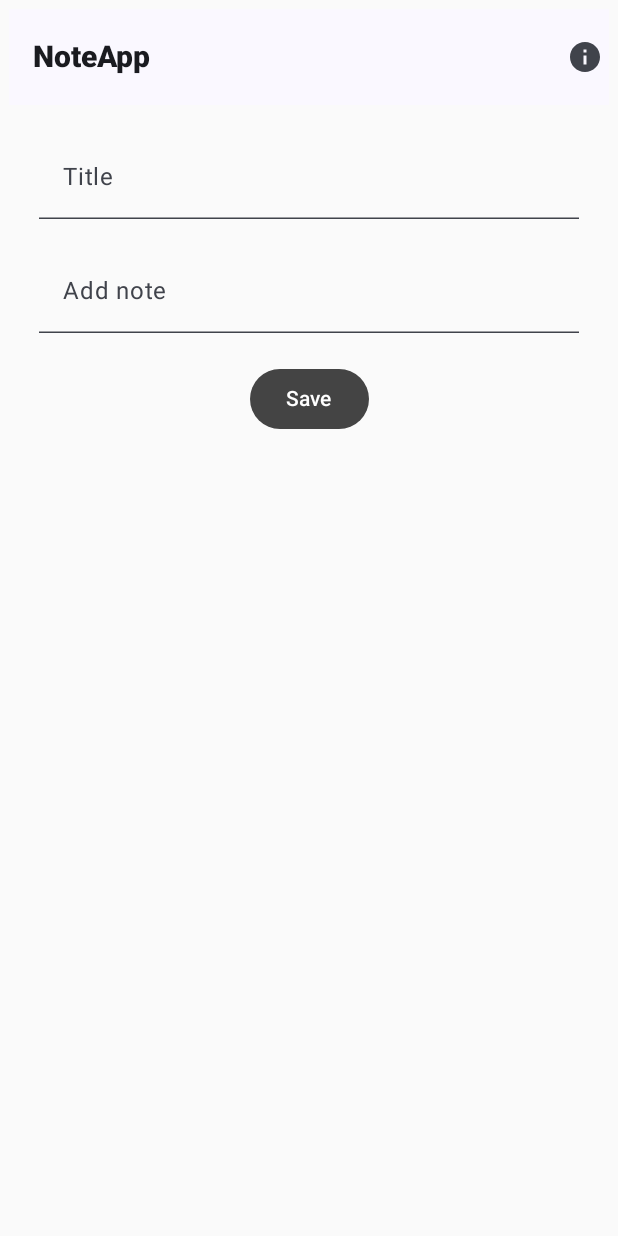
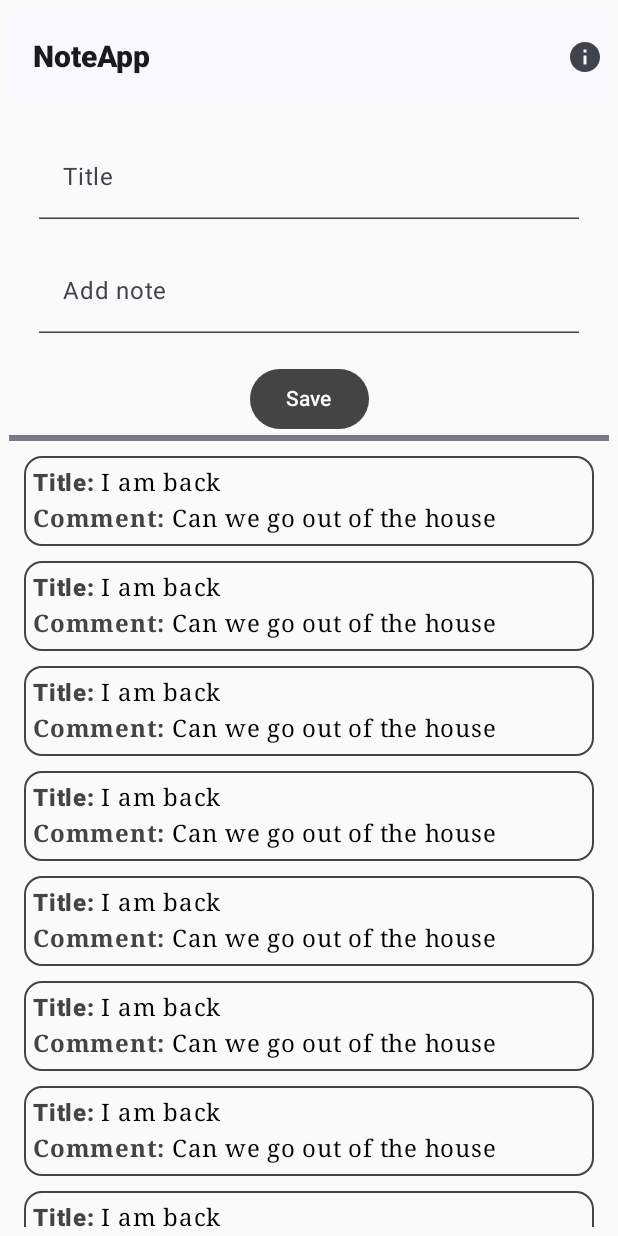
Before and after one commit to ola2024/noteapp, an Android app built with Jetpack Compose: the screen it shows after launch (MainActivity), on a phone screen of 412 x 824 dp. Run offline under Robolectric (Android 15) with nearby library versions, the phone set to English and light mode, and no system bars.

Commit message:
adding data to the lazy column

```diff
--- /dev/null
+++ b/app/src/main/java/com/example/noteapp/model/items.kt
@@ -0,0 +1,89 @@
+package com.example.noteapp.model
+
+data class items(
+    val title:String,
+    val comment:String
+)
+
+fun dummyDate() = listOf(
+    items(
+        title = "I am back",
+        comment = "Can we go out of the house"
+    ),
+    items(
+        title = "I am back",
+        comment = "Can we go out of the house"
+    ),
+    items(
+        title = "I am back",
+        comment = "Can we go out of the house"
+    ),
+    items(
+        title = "I am back",
+        comment = "Can we go out of the house"
+    ),
+    items(
+        title = "I am back",
+        comment = "Can we go out of the house"
+    ),
+    items(
+        title = "I am back",
+        comment = "Can we go out of the house"
+    ),
+    items(
+        title = "I am back",
+        comment = "Can we go out of the house"
+    ),
+    items(
+        title = "I am back",
+        comment = "Can we go out of the house"
+    ),
+    items(
+        title = "I am back",
+        comment = "Can we go out of the house"
+    ),
+    items(
+        title = "I am back",
+        comment = "Can we go out of the house"
+    ),
+    items(
+        title = "I am back",
+        comment = "Can we go out of the house"
+    ),
+    items(
+        title = "I am back",
+        comment = "Can we go out of the house"
+    ),
+    items(
+        title = "I am back",
+        comment = "Can we go out of the house"
+    ),
+    items(
+        title = "I am back",
+        comment = "Can we go out of the house"
+    ),
+    items(
+        title = "I am back",
+        comment = "Can we go out of the house"
+    ),
+    items(
+        title = "I am back",
+        comment = "Can we go out of the house"
+    ),
+    items(
+        title = "I am back",
+        comment = "Can we go out of the house"
+    ),
+    items(
+        title = "I am back",
+        comment = "Can we go out of the house"
+    ),
+    items(
+        title = "I am back",
+        comment = "Can we go out of the house"
+    ),
+    items(
+        title = "I am back",
+        comment = "Can we go out of the house"
+    )
+)
--- a/app/src/main/java/com/example/noteapp/screen/NoteScreen.kt
+++ b/app/src/main/java/com/example/noteapp/screen/NoteScreen.kt
@@ -1,15 +1,21 @@
 package com.example.noteapp.screen
 
 import androidx.compose.animation.AnimatedVisibility
+import androidx.compose.foundation.BorderStroke
 import androidx.compose.foundation.clickable
 import androidx.compose.foundation.layout.Arrangement
 import androidx.compose.foundation.layout.Column
 import androidx.compose.foundation.layout.fillMaxWidth
 import androidx.compose.foundation.layout.padding
+import androidx.compose.foundation.lazy.LazyColumn
+import androidx.compose.foundation.lazy.items
 import androidx.compose.material.icons.Icons
 import androidx.compose.material.icons.filled.Info
 import androidx.compose.material3.Button
 import androidx.compose.material3.ButtonDefaults
+import androidx.compose.material3.Card
+import androidx.compose.material3.CardDefaults
+import androidx.compose.material3.Divider
 import androidx.compose.material3.ExperimentalMaterial3Api
 import androidx.compose.material3.Icon
 import androidx.compose.material3.Text
@@ -22,19 +28,26 @@ import androidx.compose.ui.Alignment
 import androidx.compose.ui.Modifier
 import androidx.compose.ui.graphics.Color
 import androidx.compose.ui.res.stringResource
+import androidx.compose.ui.text.SpanStyle
 import androidx.compose.ui.text.TextStyle
+import androidx.compose.ui.text.buildAnnotatedString
 import androidx.compose.ui.text.font.FontFamily
 import androidx.compose.ui.text.font.FontStyle
 import androidx.compose.ui.text.font.FontWeight
+import androidx.compose.ui.text.withStyle
 import androidx.compose.ui.tooling.preview.Preview
 import androidx.compose.ui.unit.dp
 import androidx.compose.ui.unit.sp
 import com.example.noteapp.R
 import com.example.noteapp.common.InputTextField
+import com.example.noteapp.model.dummyDate
+import com.example.noteapp.model.items
 
 @OptIn(ExperimentalMaterial3Api::class)
 @Composable
-fun NoteScreen() {
+fun NoteScreen(
+    itemList: List<items> = dummyDate()
+) {
     val expanded = remember {
         mutableStateOf(false)
     }
@@ -74,7 +87,8 @@ fun NoteScreen() {
         )
         Column(
             modifier = Modifier.fillMaxWidth(),
-            horizontalAlignment = Alignment.CenterHorizontally
+            horizontalAlignment = Alignment.CenterHorizontally,
+            verticalArrangement = Arrangement.SpaceEvenly
         ) {
 
             InputTextField(
@@ -103,14 +117,85 @@ fun NoteScreen() {
             ) { addNote.value = it }
 
             Button(
-                onClick = {
-
-                },
+                onClick = { },
                 modifier = Modifier.padding(top = 20.dp),
                 colors = ButtonDefaults.buttonColors(containerColor = Color.DarkGray)
             ) {
                 Text(text = stringResource(id = R.string.save))
             }
+            Divider(modifier = Modifier.fillMaxWidth(), thickness = 4.dp)
+            LazyColumn(modifier = Modifier.padding(top = 10.dp, start = 10.dp, end = 10.dp)) {
+                items(items = itemList) { newItem ->
+                    ContentRow(item = newItem)
+                }
+            }
+        }
+    }
+}
+
+@Composable
+fun ContentRow(item: items) {
+    Card(
+        modifier = Modifier
+            .fillMaxWidth()
+            .padding(bottom = 10.dp),
+        colors = CardDefaults.cardColors(containerColor = Color.Transparent),
+        elevation = CardDefaults.cardElevation(pressedElevation = 1.dp),
+        border = BorderStroke(width = 1.dp, color = Color.DarkGray.copy(alpha = 1f))
+    ) {
+        Column(
+            modifier = Modifier
+                .fillMaxWidth()
+                .padding(start = 6.dp, bottom = 6.dp, top = 6.dp),
+            horizontalAlignment = Alignment.Start,
+            verticalArrangement = Arrangement.Center
+        ) {
+            Text(text = buildAnnotatedString {
+                withStyle(
+                    SpanStyle(
+                        color = Color.DarkGray,
+                        fontSize = 16.sp,
+                        fontWeight = FontWeight.ExtraBold
+                    )
+                ) {
+                    append("Title: ")
+                }
+                withStyle(
+                    SpanStyle(
+                        color = Color.Black,
+                        fontSize = 16.sp,
+                        fontWeight = FontWeight.ExtraLight,
+                        fontFamily = FontFamily.Serif
+                    )
+                ) {
+                    append(item.title)
+                }
+            }
+            )
+
+            Text(text = buildAnnotatedString {
+                withStyle(
+                    SpanStyle(
+                        color = Color.DarkGray,
+                        fontSize = 16.sp,
+                        fontWeight = FontWeight.ExtraBold,
+                        fontFamily = FontFamily.Serif
+                    )
+                ) {
+                    append("Comment: ")
+                }
+                withStyle(
+                    SpanStyle(
+                        color = Color.Black,
+                        fontSize = 16.sp,
+                        fontWeight = FontWeight.ExtraLight,
+                        fontFamily = FontFamily.Serif
+                    )
+                ) {
+                    append(item.comment)
+                }
+            }
+            )
         }
     }
 }
```
